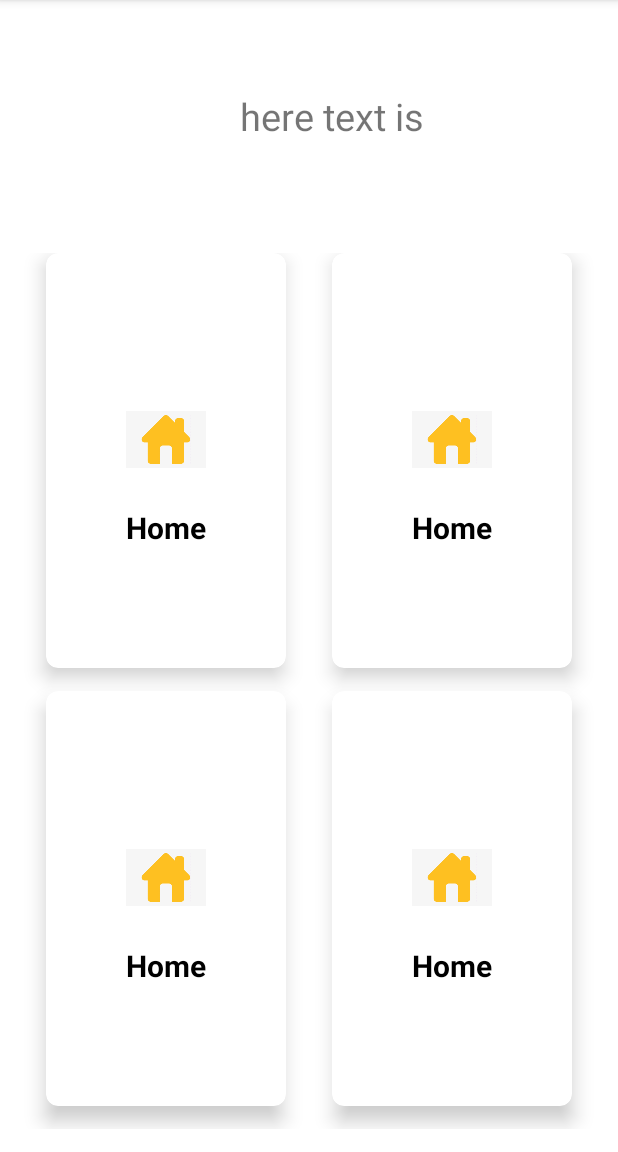
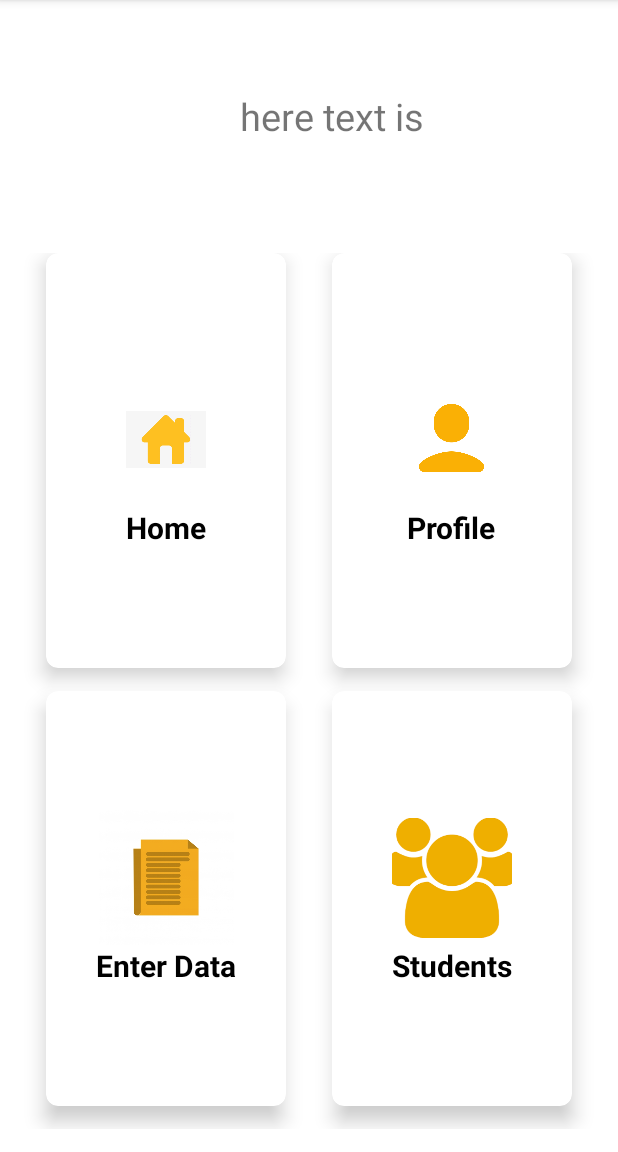
Before and after one commit to AAMNATARIQ/QuranRecordApplication, an Android app: the screen it shows after launch (Activity1), on a phone screen of 412 x 824 dp, the part 84-1236 px from its top. Run offline under Robolectric (Android 15) with nearby library versions, the phone set to English and light mode, and no system bars.

Commit message:
adding pictures to cards and assigning cards ids

```diff
--- a/app/src/main/res/layout/activity_1.xml
+++ b/app/src/main/res/layout/activity_1.xml
@@ -87,7 +87,7 @@
             </androidx.cardview.widget.CardView>
 
             <androidx.cardview.widget.CardView
-                android:id="@+id/d1"
+                android:id="@+id/d2"
                 app:cardBackgroundColor="@color/white"
                 android:layout_width="0dp"
                 android:layout_height="0dp"
@@ -110,12 +110,12 @@
                         android:layout_width="match_parent"
                         android:layout_height="90dp"
                         android:layout_gravity="center_horizontal"
-                        android:src="@drawable/home">
+                        android:src="@drawable/user">
                     </ImageView>
                     <TextView
                         android:layout_width="wrap_content"
                         android:layout_height="wrap_content"
-                        android:text="Home"
+                        android:text="Profile"
                         android:textColor="@color/black"
                         android:textStyle="bold"
                         android:textSize="20dp"
@@ -128,7 +128,7 @@
             </androidx.cardview.widget.CardView>
 
             <androidx.cardview.widget.CardView
-                android:id="@+id/d1"
+                android:id="@+id/d3"
                 app:cardBackgroundColor="@color/white"
                 android:layout_width="0dp"
                 android:layout_height="0dp"
@@ -151,12 +151,12 @@
                         android:layout_width="match_parent"
                         android:layout_height="90dp"
                         android:layout_gravity="center_horizontal"
-                        android:src="@drawable/home">
+                        android:src="@drawable/note">
                     </ImageView>
                     <TextView
                         android:layout_width="wrap_content"
                         android:layout_height="wrap_content"
-                        android:text="Home"
+                        android:text="Enter Data"
                         android:textColor="@color/black"
                         android:textStyle="bold"
                         android:textSize="20dp"
@@ -169,7 +169,7 @@
             </androidx.cardview.widget.CardView>
 
             <androidx.cardview.widget.CardView
-                android:id="@+id/d1"
+                android:id="@+id/d4"
                 app:cardBackgroundColor="@color/white"
                 android:layout_width="0dp"
                 android:layout_height="0dp"
@@ -192,12 +192,12 @@
                         android:layout_width="match_parent"
                         android:layout_height="90dp"
                         android:layout_gravity="center_horizontal"
-                        android:src="@drawable/home">
+                        android:src="@drawable/student">
                     </ImageView>
                     <TextView
                         android:layout_width="wrap_content"
                         android:layout_height="wrap_content"
-                        android:text="Home"
+                        android:text="Students"
                         android:textColor="@color/black"
                         android:textStyle="bold"
                         android:textSize="20dp"
```
